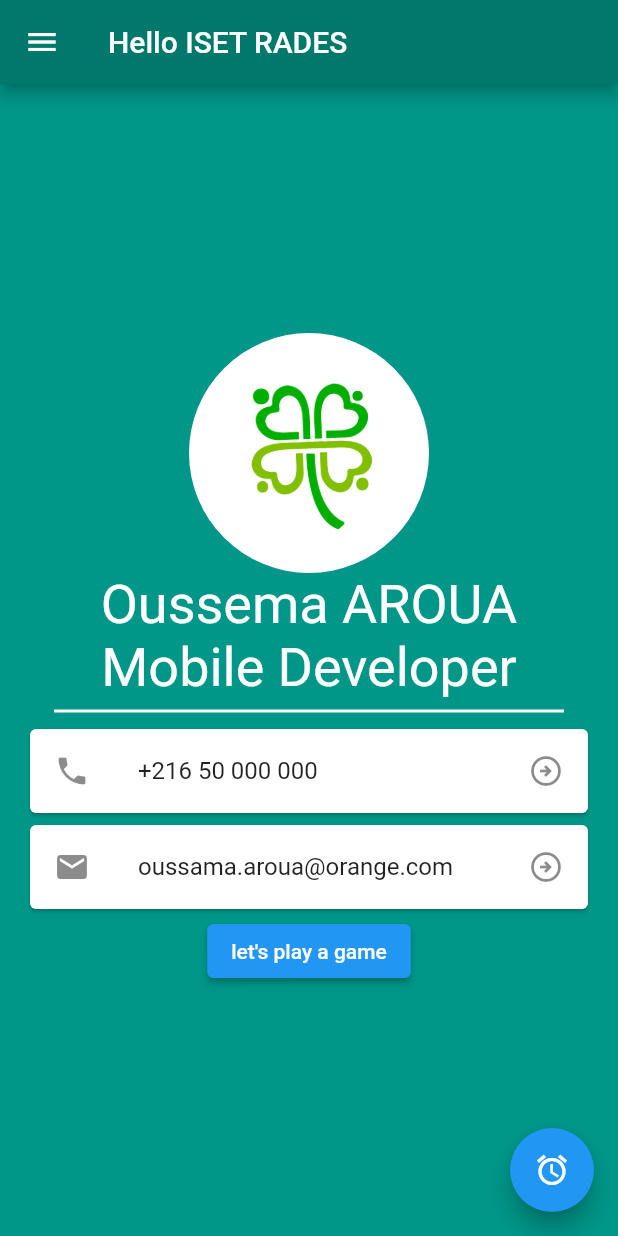
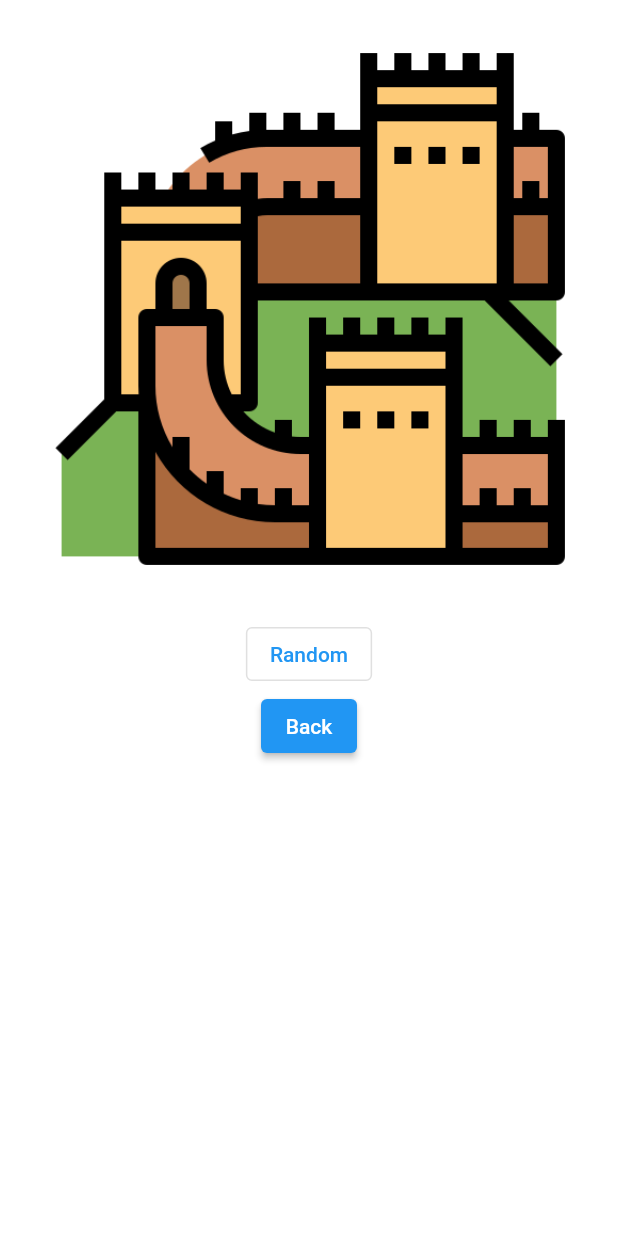
Before and after one commit to oussemaAr/iset_rades_demo, a Flutter app: the screen it shows after launch, after a tap on "let's play a game", on a phone screen of 412 x 824 dp. Run offline on Flutter 3.47's test engine with Material 2 defaults, Android fonts, the light colour scheme and no system bars; our stand-ins replace google_fonts; Roboto replaces fonts that are missing (Abel).

Commit message:
add statfull

```diff
--- a/lib/main.dart
+++ b/lib/main.dart
@@ -1,10 +1,15 @@
 import 'package:flutter/material.dart';
+import 'package:iset_rades_app/screen/wonder.screen.dart';
 
 import 'screen/home.screen.dart';
 
 void main() {
   runApp(MaterialApp(
-    home: HomeScreen(),
     color: Colors.greenAccent,
+    initialRoute: "/",
+    routes: {
+      "/": (context) => HomeScreen(),
+      "/wonder": (context) => WonderScreen(data: "test data")
+    },
   ));
 }
--- a/lib/screen/home.screen.dart
+++ b/lib/screen/home.screen.dart
@@ -40,13 +40,13 @@ class HomeScreen extends StatelessWidget {
             TextWidget.informationCard("oussama.aroua@orange.com", Icons.email),
             ElevatedButton(
               onPressed: () {
-                print("Pressed");
+                Navigator.pushNamed(context, "/wonder");
               },
               onLongPress: () {
                 print("onLongPress");
               },
               child: Text("let's play a game"),
-            )
+            ),
           ],
         ),
       ),
--- /dev/null
+++ b/lib/screen/wonder.screen.dart
@@ -0,0 +1,57 @@
+import 'dart:math';
+
+import 'package:flutter/material.dart';
+
+class WonderScreen extends StatefulWidget {
+  final String data;
+
+  WonderScreen({required this.data});
+
+  @override
+  State<StatefulWidget> createState() {
+    print(data);
+    return _wonderScreenState();
+  }
+}
+
+class _wonderScreenState extends State<WonderScreen> {
+  List<String> imagesList = List.of({
+    "china.png",
+    "england.png",
+    "europe.png",
+    "italy.png",
+    "mexico.png",
+    "petra.png"
+  });
+
+  String shownImage = "china.png";
+
+  @override
+  Widget build(BuildContext context) {
+    return Container(
+      child: Column(
+        children: [
+          Padding(
+            padding: const EdgeInsets.all(24.0),
+            child: Image.asset("images/$shownImage"),
+          ),
+          OutlinedButton(
+            onPressed: () {
+              var randomPosition = Random().nextInt(6);
+              setState(() {
+                shownImage = imagesList[randomPosition];
+              });
+            },
+            child: Text("Random"),
+          ),
+          ElevatedButton(
+            onPressed: () {
+              Navigator.pop(context);
+            },
+            child: Text("Back"),
+          ),
+        ],
+      ),
+    );
+  }
+}
```
Also changed, not shown: images/china.png (added), images/england.png (added), images/europe.png (added), images/italy.png (added), images/mexico.png (added), images/petra.png (added).
